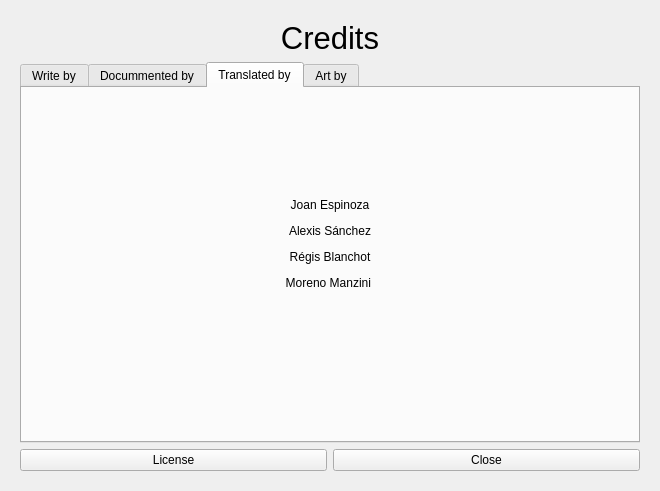
Old version of the form qtgui/frames/about.ui in the repository PinguinoIDE/pinguino-ide.
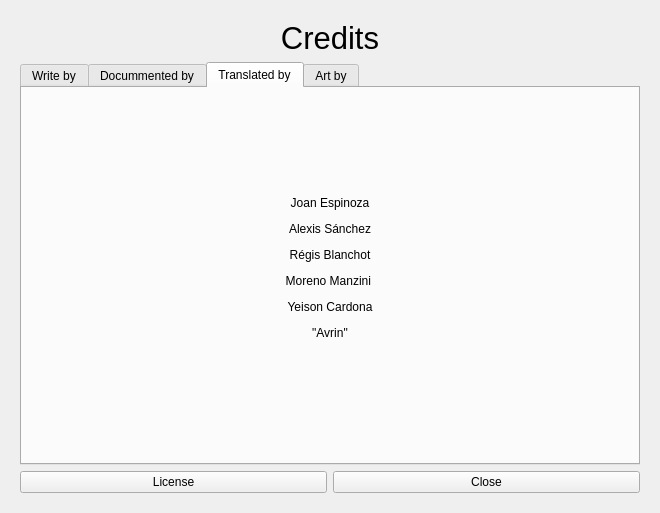
New version of the form. The open tabs and pages were chosen to show the change. Icons and pictures are not drawn.

Patch:
```diff
--- a/qtgui/frames/about.ui
+++ b/qtgui/frames/about.ui
@@ -7,7 +7,7 @@
     <x>0</x>
     <y>0</y>
     <width>656</width>
-    <height>491</height>
+    <height>513</height>
    </rect>
   </property>
   <property name="windowTitle">
@@ -199,7 +199,7 @@
            <item row="0" column="0">
             <widget class="QLabel" name="label_6">
              <property name="text">
-              <string notr="true">&lt;html&gt;&lt;head/&gt;&lt;body&gt;&lt;p align=&quot;center&quot;&gt;Joan Espinoza&lt;/p&gt;&lt;p align=&quot;center&quot;&gt;Alexis Sánchez&lt;/p&gt;&lt;p align=&quot;center&quot;&gt;Régis Blanchot&lt;/p&gt;&lt;p align=&quot;center&quot;&gt;Moreno Manzini &lt;/p&gt;&lt;p align=&quot;center&quot;&gt;&lt;br/&gt;&lt;/p&gt;&lt;/body&gt;&lt;/html&gt;</string>
+              <string notr="true">&lt;html&gt;&lt;head/&gt;&lt;body&gt;&lt;p align=&quot;center&quot;&gt;Joan Espinoza&lt;/p&gt;&lt;p align=&quot;center&quot;&gt;Alexis Sánchez&lt;/p&gt;&lt;p align=&quot;center&quot;&gt;Régis Blanchot&lt;/p&gt;&lt;p align=&quot;center&quot;&gt;Moreno Manzini &lt;/p&gt;&lt;p align=&quot;center&quot;&gt;Yeison Cardona&lt;/p&gt;&lt;p align=&quot;center&quot;&gt;&amp;quot;Avrin&amp;quot;&lt;br/&gt;&lt;/p&gt;&lt;/body&gt;&lt;/html&gt;</string>
              </property>
             </widget>
            </item>
```
Left out of the diff: 4 changed lines with no effect on the pictures.
